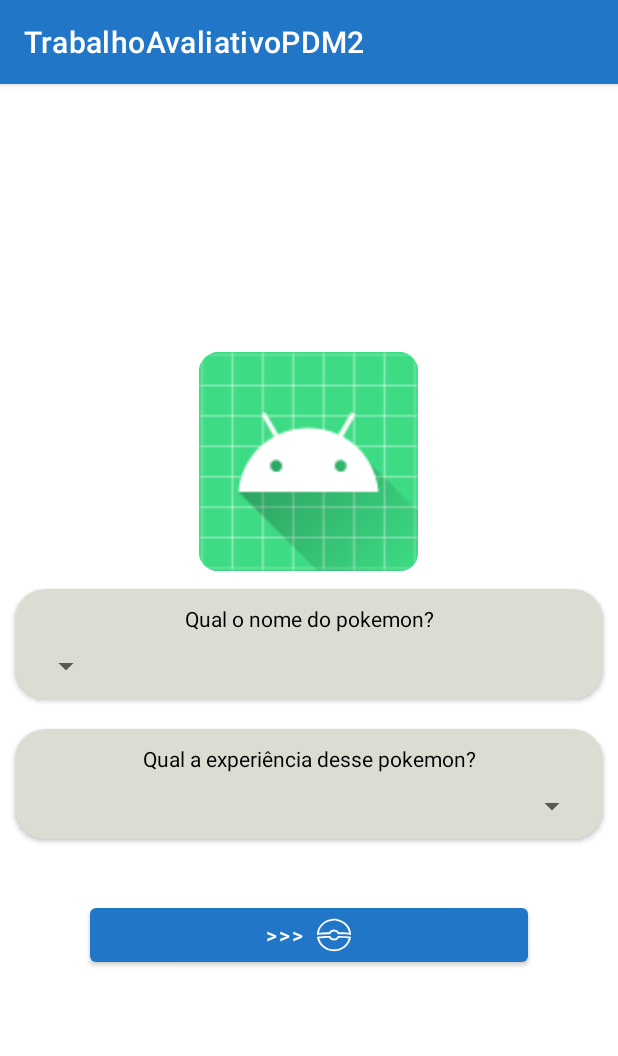
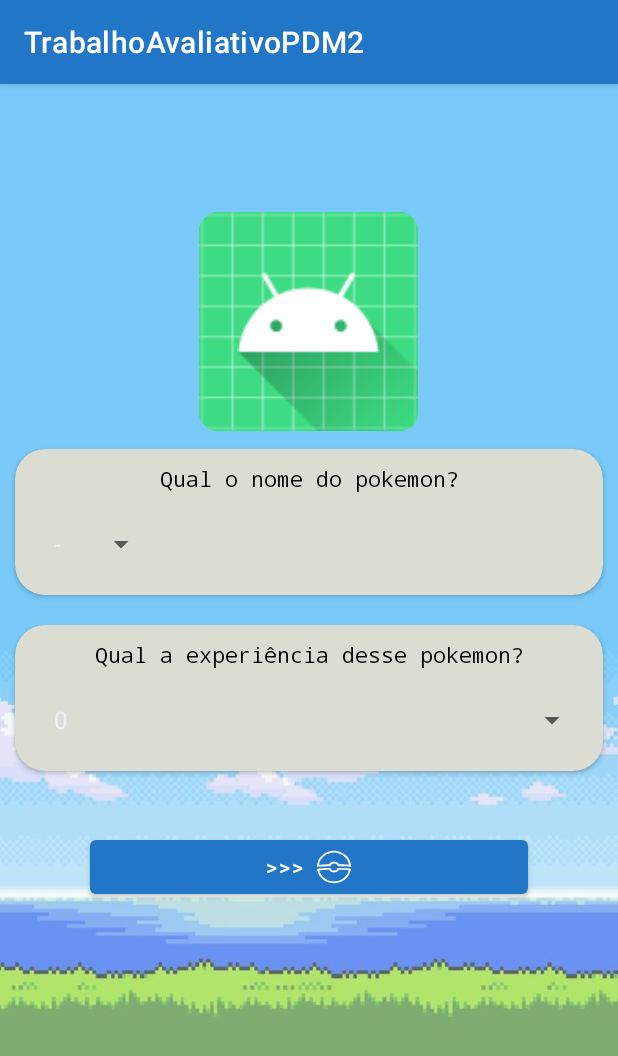
Before and after one commit to deskjetF100/trabalho-avaliativo-PDM2, an Android app: the MainActivity screen opened directly, with no data from a screen before it, on a phone screen of 412 x 824 dp. Shown: the top 1056 px of the screen. Run offline under Robolectric (Android 15) with nearby library versions, the phone set to English and light mode, and no system bars; our stand-ins replace Picasso; pictures from the network do not load; 5 statements that could not run were skipped.

Commit message:
em implementanção da tela MainActivity para jogar a partida.

```diff
--- a/app/src/main/java/com/example/trabalhoavaliativopdm2/MainActivity.java
+++ b/app/src/main/java/com/example/trabalhoavaliativopdm2/MainActivity.java
@@ -1,10 +1,13 @@
 package com.example.trabalhoavaliativopdm2;
 
+import android.view.View;
+import android.widget.*;
 import androidx.appcompat.app.AppCompatActivity;
 import android.os.Bundle;
 import com.example.trabalhoavaliativopdm2.connection.MyConnection;
 import com.example.trabalhoavaliativopdm2.pokemon.Pokemon;
 import com.example.trabalhoavaliativopdm2.pokemon.PokemonsData;
+import com.squareup.picasso.Picasso;
 import org.json.JSONArray;
 import org.json.JSONException;
 import org.json.JSONObject;
@@ -16,43 +19,83 @@ import java.util.Random;
 import java.util.concurrent.Executor;
 import java.util.concurrent.ExecutorService;
 import java.util.concurrent.Executors;
+import java.util.function.Function;
 
 public class MainActivity extends AppCompatActivity {
 
+    private TextView userNikename;
+    private ImageView imagePokemon;
+    private Spinner spinnerNames;
+    private Spinner spinnerExperiences;
+    private ArrayAdapter<String> adapterSpinnerNames;
+    private ArrayAdapter<Integer> adapterSpinnerExperiences;
+    private Button newxtButton;
     private List<Pokemon> pokemons;
-    private Pokemon pokemonSelected;
     private List<Pokemon> pokemonGame;
-    PokemonsData pokemonsData;
+    private PokemonsData pokemonsData;
+    private String responseName;
+    private int responseExperience;
+    private int count = 0;
 
     @Override
     protected void onCreate(Bundle savedInstanceState) {
         super.onCreate(savedInstanceState);
         setContentView(R.layout.activity_main);
 
+        userNikename = findViewById(R.id.userNikname);
+        imagePokemon = findViewById(R.id.imagePokemon);
+        spinnerNames = findViewById(R.id.names);
+        spinnerExperiences = findViewById(R.id.experiences);
+        newxtButton = findViewById(R.id.nextButton);
         pokemons = new ArrayList<>();
         Executor executor = Executors.newSingleThreadExecutor();
         pokemonsData = PokemonsData.getInstace();
         pokemons = pokemonsData.getPokemons();
+        userNikename.setText(pokemonsData.getUserNikeName());
+        getPokemonsGame();
+        nextRandom();
+        newxtButton.setOnClickListener(new View.OnClickListener() {
+            @Override
+            public void onClick(View v) {
+                nextRandom();
+            }
+        });
+    }
 
-        for (Pokemon pokemon : pokemons) {
-            System.out.println("======>"+pokemon.toString());
+    private void getPokemonsGame(){
+        Random random = new Random();
+        pokemonGame = new ArrayList<>();
+        for (int i = 0; i < 10; i++) {
+            int randomNum = random.nextInt(pokemons.size());
+            pokemonGame.add(pokemons.get(randomNum));
+            pokemons.remove(randomNum);
+        }
+
+        for (Pokemon pokemon : pokemonGame) {
+            System.out.println(pokemon.toString());
         }
     }
 
-
-
-    private List<Pokemon> getSortPokemons(int amount, List<Pokemon> listPokemon){
-        List<Pokemon> newList = new ArrayList<>();
-        Random random = new Random();
-        for (int i = 0; i < amount; i++) {
-            int num = random.nextInt(listPokemon.size());
-            newList.add(listPokemon.get(num));
-            listPokemon.remove(num);
+    private void nextRandom(){
+        Pokemon pokemon = pokemonGame.get(count);
+        Picasso.get().load(pokemon.getFront_default()).into(imagePokemon);
+        ArrayList<String> listOptionsNames = new ArrayList<>();
+        listOptionsNames.add("-");
+        for (Pokemon p: pokemonGame) {
+            listOptionsNames.add(p.getName());
         }
-        return newList;
+        adapterSpinnerNames = new ArrayAdapter<String>(getApplicationContext(),
+                android.R.layout.simple_list_item_1, listOptionsNames);
+        spinnerNames.setAdapter(adapterSpinnerNames);
+        ArrayList<Integer> listOptinoExperience = new ArrayList<>();
+        listOptinoExperience.add(0);
+        for (Pokemon p: pokemonGame) {
+            listOptinoExperience.add(p.getBase_experience());
+        }
+        adapterSpinnerExperiences = new ArrayAdapter<Integer>(getApplicationContext(),
+                android.R.layout.simple_list_item_1, listOptinoExperience);
+        spinnerExperiences.setAdapter(adapterSpinnerExperiences);
+        count++;
     }
 
-    private void joinGame(){
-
-    }
 }
--- a/app/src/main/java/com/example/trabalhoavaliativopdm2/SplashSreenActivity.java
+++ b/app/src/main/java/com/example/trabalhoavaliativopdm2/SplashSreenActivity.java
@@ -25,7 +25,7 @@ public class SplashSreenActivity extends AppCompatActivity {
     private Executor executor;
     private Handler handler;
     private final int ID_MESSAGE_FORM_NIKENAME = 1;
-    PokemonsData pokemonsData;
+    private PokemonsData pokemonsData;
     @Override
     protected void onCreate(Bundle savedInstanceState) {
         super.onCreate(savedInstanceState);
@@ -49,6 +49,8 @@ public class SplashSreenActivity extends AppCompatActivity {
                             if(!userNikeName.isEmpty()){
                                 pokemonsData.setUserNikeName(userNikeName);
                                 startActivity(new Intent(getApplicationContext(), MainActivity.class));
+                            }else{
+                                Toast.makeText(SplashSreenActivity.this, "Informe um nome de jogado", Toast.LENGTH_SHORT).show();
                             }
                         }
                     });
--- a/app/src/main/res/layout/activity_main.xml
+++ b/app/src/main/res/layout/activity_main.xml
@@ -6,8 +6,19 @@
         android:layout_width="match_parent"
         android:layout_height="match_parent"
         android:orientation="vertical"
-        android:gravity="center"
+        android:background="@drawable/backgoundmain"
         tools:context=".MainActivity">
+    <TextView
+            android:layout_width="wrap_content"
+            android:layout_height="wrap_content"
+            android:textColor="@color/white_sujo"
+            android:text="Wandé"
+            android:textSize="24dp"
+            android:fontFamily="monospace"
+            android:layout_margin="25dp"
+            android:textStyle="bold"
+            android:layout_gravity="center"
+            android:id="@+id/userNikname"/>
     <ImageView
             android:layout_width="150dp"
             android:layout_height="150dp"
@@ -36,6 +47,7 @@
                 android:layout_width="match_parent"
                 android:layout_height="wrap_content"
                 android:layout_marginBottom="10dp"
+                android:fontFamily="monospace"
                 android:text="Qual o nome do pokemon?"
                 android:gravity="center"/>
 
@@ -70,6 +82,7 @@
                 android:layout_width="match_parent"
                 android:layout_height="wrap_content"
                 android:layout_marginBottom="10dp"
+                android:fontFamily="monospace"
                 android:text="Qual a experiência desse pokemon?"
                 android:gravity="center"/>
 
@@ -92,6 +105,7 @@
             android:layout_height="wrap_content"
             android:layout_marginHorizontal="60dp"
             android:layout_marginTop="30dp"
+            android:id="@+id/nextButton"
             android:text=">>>"
             app:icon="@drawable/ic_pngwing_com"
             app:iconGravity="textEnd"
```
Also changed, not shown: app/src/main/res/drawable/backgoundmain.jpg (added).
